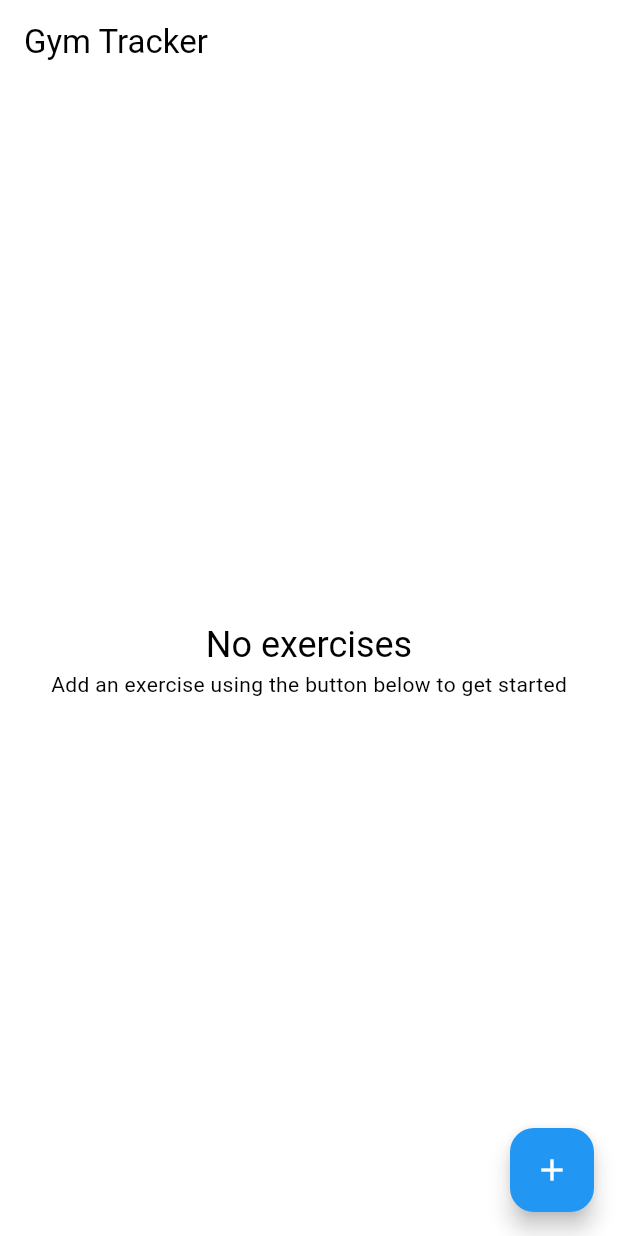
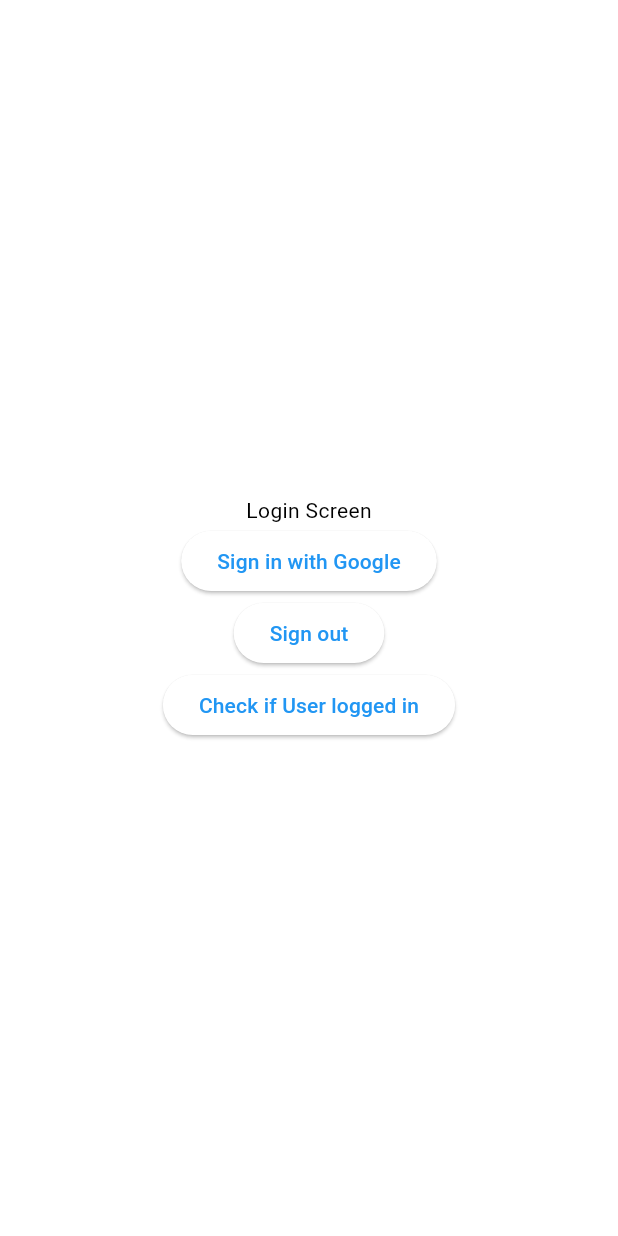
Before and after one commit to Narzgul/GymTracker, a Flutter app: the screen it shows after launch, on a phone screen of 412 x 824 dp. Run offline on Flutter 3.47's test engine with Material 3 defaults, Android fonts, the phone set to English and light mode, and no system bars; our stand-ins replace firebase_auth, firebase_core, google_sign_in, sqflite_common_ffi, watch_it; accounts and stored records are empty; generated files the repository leaves out were written again.

Commit message:
finally got working google sign in!

```diff
--- /dev/null
+++ b/lib/login_screen.dart
@@ -0,0 +1,68 @@
+import 'package:firebase_auth/firebase_auth.dart';
+import 'package:flutter/material.dart';
+import 'package:google_sign_in/google_sign_in.dart';
+
+class LoginScreen extends StatelessWidget {
+  const LoginScreen({super.key});
+
+  bool checkUser() {
+    User? user = FirebaseAuth.instance.currentUser;
+    if (user == null) {
+      print("No user logged in");
+      return false;
+    } else {
+      print(user.displayName);
+      return true;
+    }
+  }
+
+  Future<UserCredential> signInWithGoogle() async {
+    // Trigger the authentication flow
+    final GoogleSignInAccount? googleUser = await GoogleSignIn().signIn();
+
+    // Obtain the auth details from the request
+    final GoogleSignInAuthentication? googleAuth =
+        await googleUser?.authentication;
+
+    // Create a new credential
+    final credential = GoogleAuthProvider.credential(
+      accessToken: googleAuth?.accessToken,
+      idToken: googleAuth?.idToken,
+    );
+
+    // Once signed in, return the UserCredential
+    return await FirebaseAuth.instance.signInWithCredential(credential);
+  }
+
+  signOutGoogle() async {
+    await GoogleSignIn().signOut();
+    await FirebaseAuth.instance.signOut();
+    print("User Signed Out");
+  }
+
+  @override
+  Widget build(BuildContext context) {
+    return Scaffold(
+      body: Center(
+        child: Column(
+          mainAxisAlignment: MainAxisAlignment.center,
+          children: [
+            const Text('Login Screen'),
+            ElevatedButton(
+              onPressed: () => signInWithGoogle(),
+              child: const Text('Sign in with Google'),
+            ),
+            ElevatedButton(
+              onPressed: () => signOutGoogle(),
+              child: const Text('Sign out'),
+            ),
+            ElevatedButton(
+              onPressed: () => checkUser(),
+              child: const Text("Check if User logged in"),
+            ),
+          ],
+        ),
+      ),
+    );
+  }
+}
--- a/lib/main.dart
+++ b/lib/main.dart
@@ -1,6 +1,7 @@
 import 'package:firebase_core/firebase_core.dart';
 import 'package:flutter/material.dart';
 import 'package:gym_tracker/exercise_db.dart';
+import 'package:gym_tracker/login_screen.dart';
 import 'package:watch_it/watch_it.dart';
 
 import 'firebase_options.dart';
@@ -37,7 +38,8 @@
               child: CircularProgressIndicator(),
             );
           }
-          return const HomeScreen();
+          //return const HomeScreen();
+          return const LoginScreen();
         },
         future: dbFuture,
       ),
```
Also changed, not shown: 1 other file.
